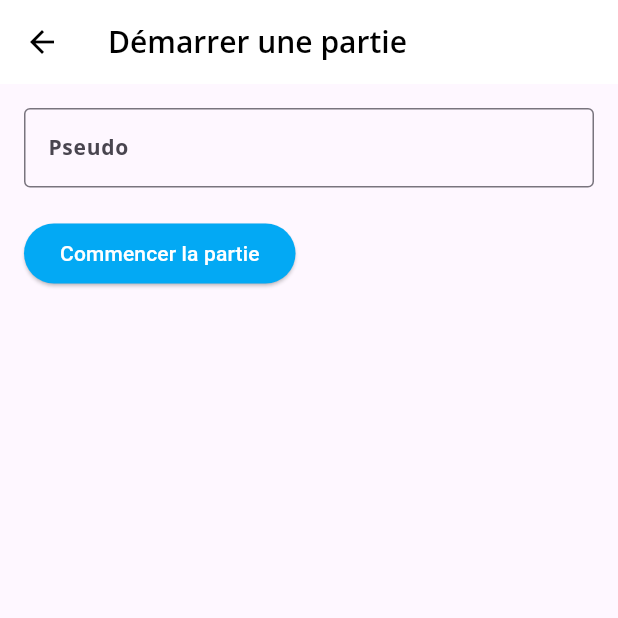
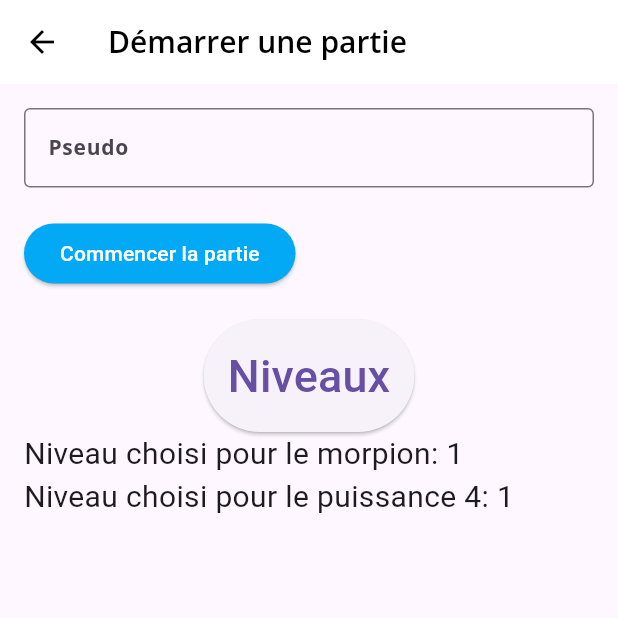
Before and after one commit to BRISSETLeo/TP_NOTE_MOBILE, a Flutter app: the screen it shows after launch, after a tap on "Démarrer une partie", on a phone screen of 412 x 824 dp, the top half of it. Run offline on Flutter 3.47's test engine with Material 3 defaults, Android fonts, the phone set to English and light mode, and no system bars; our stand-ins replace google_fonts, settings_ui, shared_preferences.

Commit message:
ajout de niveaux

```diff
--- a/lib/main.dart
+++ b/lib/main.dart
@@ -3,7 +3,6 @@ import 'package:td2_flutter/ui/home.dart';
 import 'package:td2_flutter/mytheme.dart';
 import 'package:td2_flutter/repository/settingsmodel.dart';
 import 'package:provider/provider.dart';
-import 'package:td2_flutter/repository/taskviewmodel.dart';
 
 void main() {
   runApp(const MyTD2());
@@ -20,11 +19,6 @@ class MyTD2 extends StatelessWidget {
           SettingViewModel settingViewModel = SettingViewModel();
           return settingViewModel;
         }),
-        ChangeNotifierProvider(create: (_) {
-          TaskViewModel taskViewModel = TaskViewModel();
-          taskViewModel.generateTasks();
-          return taskViewModel;
-        })
       ],
       child: Consumer<SettingViewModel>(
         builder: (context, SettingViewModel notifier, child) {
--- a/lib/repository/settingrep.dart
+++ b/lib/repository/settingrep.dart
@@ -5,6 +5,17 @@ class SettingRepository {
   static const THEME_KEY = "darkMode";
   // ignore: constant_identifier_names
   static const PSEUDO_KEY = "pseudo";
+  // ignore: constant_identifier_names
+  static const SCORE_KEY = "score";
+  // ignore: constant_identifier_names
+  static const LEVEL_MORPION_KEY = "levelMorpion";
+  // ignore: constant_identifier_names
+  static const LEVELJEU_MORPION_KEY = "levelJeuMorpion";
+  // ignore: constant_identifier_names
+  static const LEVEL_PUISSANCE4_KEY = "levelPuissance4";
+  // ignore: constant_identifier_names
+  static const LEVELJEU_PUISSANCE4_KEY = "levelJeuPuissance4";
+
   saveSettingsDark(bool value) async {
     SharedPreferences sharedPreferences = await SharedPreferences.getInstance();
     sharedPreferences.setBool(THEME_KEY, value);
@@ -17,7 +28,7 @@ class SettingRepository {
 
   saveSettingsScore(String pseudo, String score, String level) async {
     SharedPreferences sharedPreferences = await SharedPreferences.getInstance();
-    sharedPreferences.setStringList("score", [
+    sharedPreferences.setStringList(SCORE_KEY, [
       "$pseudo:$score:$level",
       ...sharedPreferences.getStringList("score") ?? []
     ]);
@@ -25,12 +36,12 @@ class SettingRepository {
 
   clearSettingsScore() async {
     SharedPreferences sharedPreferences = await SharedPreferences.getInstance();
-    sharedPreferences.remove("score");
+    sharedPreferences.remove(SCORE_KEY);
   }
 
   Future<List<String>> getSettingsScore() async {
     SharedPreferences sharedPreferences = await SharedPreferences.getInstance();
-    return sharedPreferences.getStringList("score") ?? [];
+    return sharedPreferences.getStringList(SCORE_KEY) ?? [];
   }
 
   Future<bool> getSettingsDark() async {
@@ -42,4 +53,49 @@ class SettingRepository {
     SharedPreferences sharedPreferences = await SharedPreferences.getInstance();
     return sharedPreferences.getString(PSEUDO_KEY);
   }
+
+  saveSettingsLevelMorpion(int value) async {
+    SharedPreferences sharedPreferences = await SharedPreferences.getInstance();
+    sharedPreferences.setInt(LEVEL_MORPION_KEY, value);
+  }
+
+  saveSettingsLevelJeuMorpion(int value) async {
+    SharedPreferences sharedPreferences = await SharedPreferences.getInstance();
+    sharedPreferences.setInt(LEVELJEU_MORPION_KEY, value);
+  }
+
+  Future<int> getSettingsLevelMorpion() async {
+    SharedPreferences sharedPreferences = await SharedPreferences.getInstance();
+    return sharedPreferences.getInt(LEVEL_MORPION_KEY) ?? 1;
+  }
+
+  Future<int> getSettingsLevelJeuMorpion() async {
+    SharedPreferences sharedPreferences = await SharedPreferences.getInstance();
+    return sharedPreferences.getInt(LEVELJEU_MORPION_KEY) ?? 1;
+  }
+
+  saveSettingsLevelPuissance4(int value) async {
+    SharedPreferences sharedPreferences = await SharedPreferences.getInstance();
+    sharedPreferences.setInt(LEVEL_PUISSANCE4_KEY, value);
+  }
+
+  saveSettingsLevelJeuPuissance4(int value) async {
+    SharedPreferences sharedPreferences = await SharedPreferences.getInstance();
+    sharedPreferences.setInt(LEVELJEU_PUISSANCE4_KEY, value);
+  }
+
+  Future<int> getSettingsLevelPuissance4() async {
+    SharedPreferences sharedPreferences = await SharedPreferences.getInstance();
+    return sharedPreferences.getInt(LEVEL_PUISSANCE4_KEY) ?? 1;
+  }
+
+  Future<int> getSettingsLevelJeuPuissance4() async {
+    SharedPreferences sharedPreferences = await SharedPreferences.getInstance();
+    return sharedPreferences.getInt(LEVELJEU_PUISSANCE4_KEY) ?? 1;
+  }
+
+  clearSettings() async {
+    SharedPreferences sharedPreferences = await SharedPreferences.getInstance();
+    sharedPreferences.clear();
+  }
 }
--- a/lib/repository/settingsmodel.dart
+++ b/lib/repository/settingsmodel.dart
@@ -5,17 +5,33 @@ class SettingViewModel extends ChangeNotifier {
   late bool _isDark;
   late String _pseudo;
   late List _score;
+  late int _niveauMorpion = 1;
+  late int _niveauJeuMorpion = 1;
+  late int _niveauPuissance4 = 1;
+  late int _niveauJeuPuissance4 = 1;
   late SettingRepository _settingRepository;
   bool get isDark => _isDark;
   String get pseudos => _pseudo;
   List get score => _score;
+  int get niveauMorpion => _niveauMorpion;
+  int get niveauJeuMorpion => _niveauJeuMorpion;
+  int get niveauPuissance4 => _niveauPuissance4;
+  int get niveauJeuPuissance4 => _niveauJeuPuissance4;
   SettingViewModel() {
     _isDark = false;
     _score = [];
+    _niveauMorpion = 1;
+    _niveauJeuMorpion = _niveauMorpion;
+    _niveauPuissance4 = 1;
+    _niveauJeuPuissance4 = _niveauPuissance4;
     _settingRepository = SettingRepository();
     getSettingsDark();
     getSettingsPseudo();
     getSettingsScore();
+    getSettingsNiveauMorpion();
+    getSettingsNiveauJeuMorpion();
+    getSettingsNiveauPuissance4();
+    getSettingsNiveauJeuPuissance4();
   }
 
   set isDark(bool value) {
@@ -36,6 +52,23 @@ class SettingViewModel extends ChangeNotifier {
     notifyListeners();
   }
 
+  clearScore() {
+    _score = [];
+    _settingRepository.clearSettingsScore();
+    notifyListeners();
+  }
+
+  set niveauMorpion(int value) {
+    _niveauMorpion = value;
+    notifyListeners();
+  }
+
+  set niveauJeuMorpion(int value) {
+    _niveauJeuMorpion = value;
+    _settingRepository.saveSettingsLevelJeuMorpion(value);
+    notifyListeners();
+  }
+
   getSettingsDark() async {
     _isDark = await _settingRepository.getSettingsDark();
     notifyListeners();
@@ -50,4 +83,54 @@ class SettingViewModel extends ChangeNotifier {
     _score = await _settingRepository.getSettingsScore();
     notifyListeners();
   }
+
+  getSettingsNiveauMorpion() async {
+    _niveauMorpion = await _settingRepository.getSettingsLevelMorpion();
+    notifyListeners();
+  }
+
+  getSettingsNiveauJeuMorpion() async {
+    _niveauJeuMorpion = await _settingRepository.getSettingsLevelJeuMorpion();
+    notifyListeners();
+  }
+
+  getSettingsNiveauPuissance4() async {
+    _niveauPuissance4 = await _settingRepository.getSettingsLevelPuissance4();
+    notifyListeners();
+  }
+
+  getSettingsNiveauJeuPuissance4() async {
+    _niveauJeuPuissance4 =
+        await _settingRepository.getSettingsLevelJeuPuissance4();
+    notifyListeners();
+  }
+
+  set niveauPuissance4(int value) {
+    _niveauPuissance4 = value;
+    notifyListeners();
+  }
+
+  set niveauJeuPuissance4(int value) {
+    _niveauJeuPuissance4 = value;
+    _settingRepository.saveSettingsLevelJeuPuissance4(value);
+    notifyListeners();
+  }
+
+  clearSettings() {
+    _settingRepository.clearSettings();
+    _isDark = false;
+    _pseudo = "";
+    _score = [];
+    _niveauMorpion = 1;
+    _niveauJeuMorpion = 1;
+    _niveauPuissance4 = 1;
+    _niveauJeuPuissance4 = 1;
+    notifyListeners();
+  }
+
+  clearSettingsScore() {
+    _settingRepository.clearSettingsScore();
+    _score = [];
+    notifyListeners();
+  }
 }
--- a/lib/ui/card2.dart
+++ b/lib/ui/card2.dart
@@ -2,6 +2,7 @@ import 'package:flutter/material.dart';
 import 'package:provider/provider.dart';
 import 'package:td2_flutter/repository/settingsmodel.dart';
 import 'package:td2_flutter/ui/card3.dart';
+import 'package:td2_flutter/ui/card4.dart';
 
 class Ecran2 extends StatelessWidget {
   const Ecran2({super.key});
@@ -34,6 +35,9 @@ class _FormWidgetState extends State<FormWidget> {
 
   @override
   Widget build(BuildContext context) {
+    final niveauJeuMorpion = context.read<SettingViewModel>().niveauJeuMorpion;
+    final niveauJeuPuissance4 =
+        context.read<SettingViewModel>().niveauJeuPuissance4;
     return Form(
       key: _formKey,
       child: Column(
@@ -69,6 +73,27 @@ class _FormWidgetState extends State<FormWidget> {
             },
             child: const Text('Commencer la partie'),
           ),
+          const SizedBox(height: 20),
+          Center(
+            child: ElevatedButton(
+              onPressed: () {
+                Navigator.push(context,
+                    MaterialPageRoute(builder: (context) => const Ecran4()));
+              },
+              style: ElevatedButton.styleFrom(
+                padding: const EdgeInsets.all(16),
+              ),
+              child: const Text('Niveaux', style: TextStyle(fontSize: 30)),
+            ),
+          ),
+          Text(
+            "Niveau choisi pour le morpion: $niveauJeuMorpion",
+            style: const TextStyle(fontSize: 20),
+          ),
+          Text(
+            "Niveau choisi pour le puissance 4: $niveauJeuPuissance4",
+            style: const TextStyle(fontSize: 20),
+          ),
         ],
       ),
     );
```
Also changed, not shown: lib/repository/taskviewmodel.dart (deleted, +0 -31 lines), lib/ui/addtask.dart (deleted, +0 -65 lines), lib/ui/card3.dart (+126 -44 lines), lib/ui/card4.dart (added, +131 -0 lines), lib/ui/details.dart (deleted, +0 -41 lines), lib/ui/edittask.dart (deleted, +0 -87 lines).
